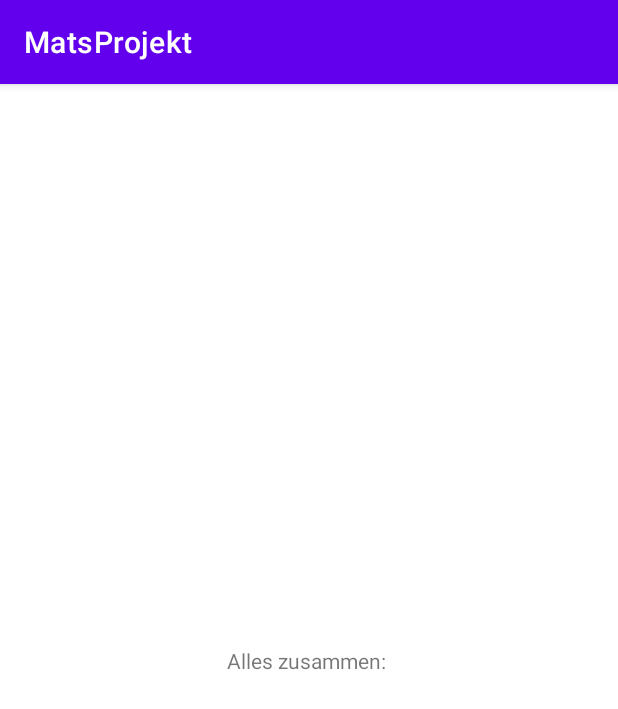
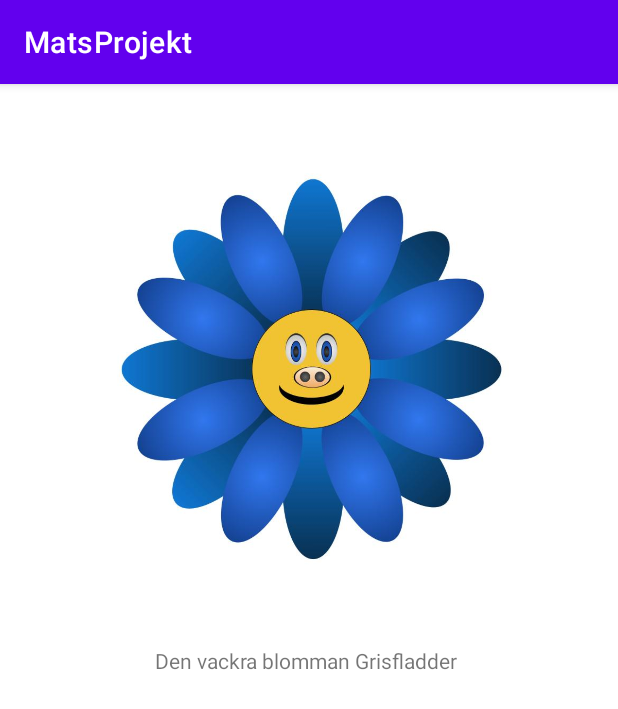
Before and after one commit to i19matla/MatsProjekt, an Android app: the screen it shows after launch (MainActivity), on a phone screen of 412 x 824 dp. Shown: the top 709 px of the screen. Run offline under Robolectric (Android 15) with nearby library versions, the phone set to English and light mode, and no system bars; 1 statement that could not run was skipped.

Commit message:
Efter handledning fungerar blombilden som den ska samt text uppdaterad.

```diff
--- a/app/src/main/res/layout/activity_main.xml
+++ b/app/src/main/res/layout/activity_main.xml
@@ -10,7 +10,7 @@
         android:id="@+id/textView"
         android:layout_width="wrap_content"
         android:layout_height="wrap_content"
-        android:text="Alles zusammen: "
+        android:text="Den vackra blomman Grisfladder "
         app:layout_constraintBottom_toBottomOf="parent"
         app:layout_constraintLeft_toLeftOf="parent"
         app:layout_constraintRight_toRightOf="parent"
@@ -33,6 +33,6 @@
         app:layout_constraintEnd_toEndOf="parent"
         app:layout_constraintStart_toStartOf="parent"
         app:layout_constraintTop_toTopOf="parent"
-        tools:srcCompat="@drawable/blommortillmats" />
+        android:src="@drawable/blommortillmats" />
 
 </androidx.constraintlayout.widget.ConstraintLayout>
```
